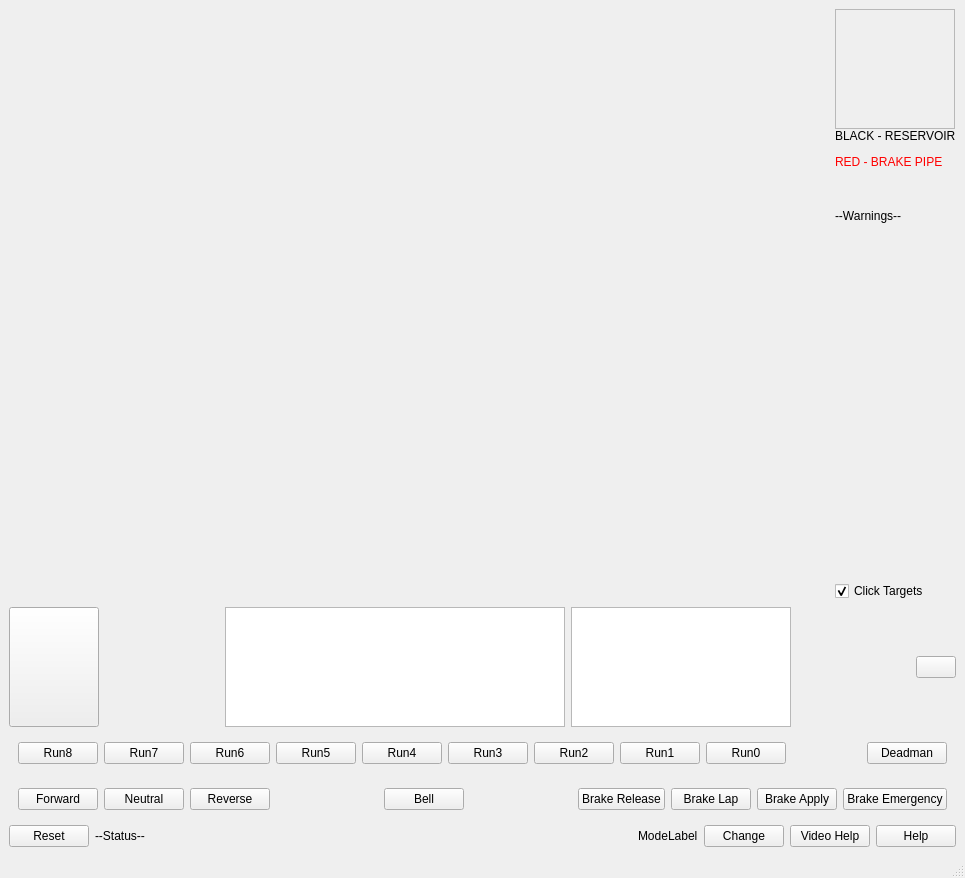
Old version of the form sim_ui4.ui in the repository oualline/trolley.sim.
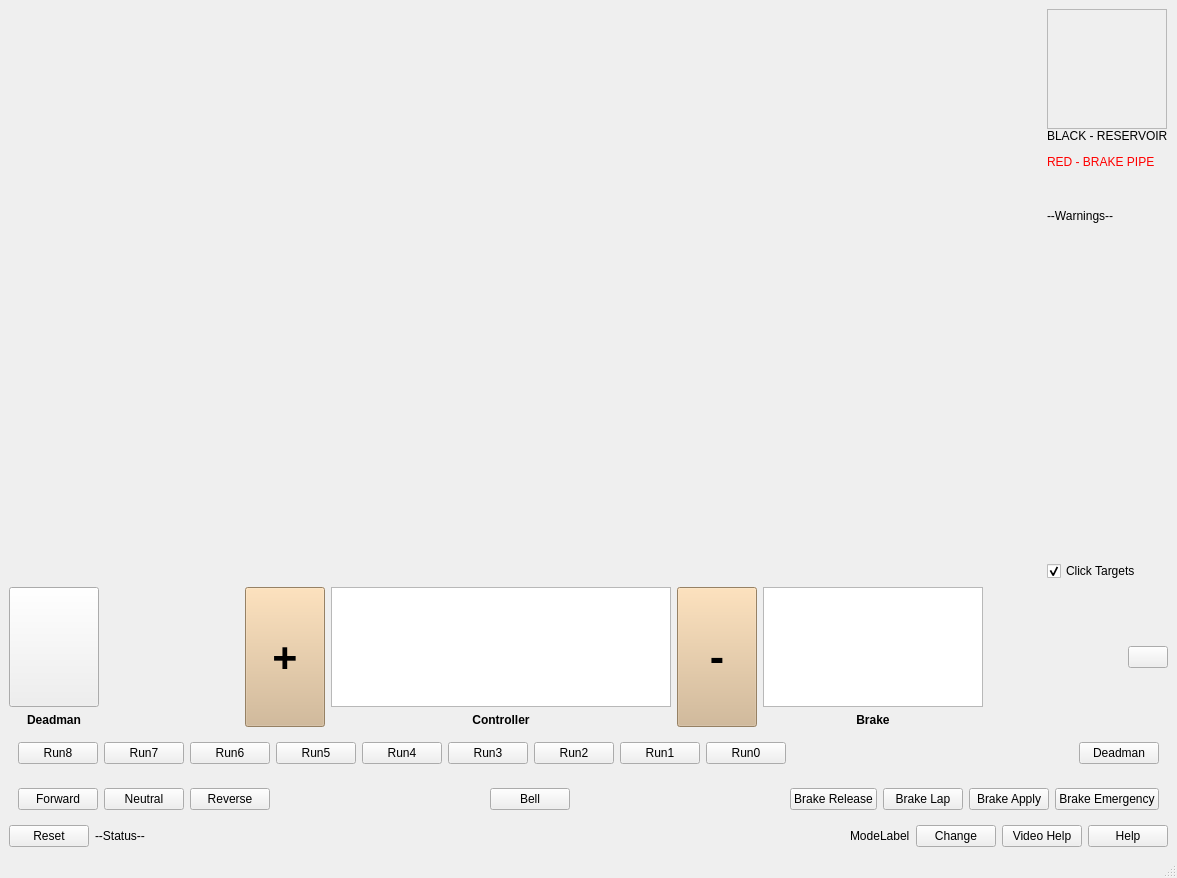
New version of the form. Icons and pictures are not drawn.

Commit message: Reworked UI to include "+" and "-".

```diff
--- a/sim_ui4.ui
+++ b/sim_ui4.ui
@@ -6,7 +6,7 @@
    <rect>
     <x>0</x>
     <y>0</y>
-    <width>965</width>
+    <width>1177</width>
     <height>878</height>
    </rect>
   </property>
@@ -144,6 +144,11 @@
       <item>
        <layout class="QHBoxLayout" name="horizontalLayout_4">
         <item>
+         <layout class="QVBoxLayout" name="DeadmanVerticalLayout">
+          <property name="leftMargin">
+           <number>0</number>
+          </property>
+          <item>
          <widget class="QPushButton" name="DeadmanGraphic">
           <property name="sizePolicy">
            <sizepolicy hsizetype="Fixed" vsizetype="Expanding">
@@ -180,18 +185,64 @@
          </widget>
         </item>
         <item>
+           <widget class="QLabel" name="DeadmanLabel">
+            <property name="font">
+             <font>
+              <weight>75</weight>
+              <bold>true</bold>
+             </font>
+            </property>
+            <property name="text">
+             <string>Deadman</string>
+            </property>
+            <property name="alignment">
+             <set>Qt::AlignCenter</set>
+            </property>
+           </widget>
+          </item>
+         </layout>
+        </item>
+        <item>
          <spacer name="horizontalSpacer_4">
           <property name="orientation">
            <enum>Qt::Horizontal</enum>
           </property>
           <property name="sizeHint" stdset="0">
            <size>
-            <width>0</width>
-            <height>0</height>
+            <width>13</width>
+            <height>13</height>
            </size>
           </property>
          </spacer>
         </item>
+        <item>
+         <widget class="QPushButton" name="PlusButton">
+          <property name="sizePolicy">
+           <sizepolicy hsizetype="Minimum" vsizetype="Expanding">
+            <horstretch>0</horstretch>
+            <verstretch>0</verstretch>
+           </sizepolicy>
+          </property>
+          <property name="font">
+           <font>
+            <pointsize>32</pointsize>
+            <weight>75</weight>
+            <bold>true</bold>
+           </font>
+          </property>
+          <property name="styleSheet">
+           <string notr="true">background-color: tan</string>
+          </property>
+          <property name="text">
+           <string>+</string>
+          </property>
+         </widget>
+        </item>
+        <item>
+         <layout class="QVBoxLayout" name="verticalLayout_2">
+          <property name="leftMargin">
+           <number>0</number>
+          </property>
         <item>
          <widget class="QGraphicsView" name="ControllerGraphicsView">
           <property name="minimumSize">
@@ -209,6 +260,52 @@
          </widget>
         </item>
         <item>
+           <widget class="QLabel" name="ControllerLabel">
+            <property name="font">
+             <font>
+              <weight>75</weight>
+              <bold>true</bold>
+             </font>
+            </property>
+            <property name="text">
+             <string>Controller</string>
+            </property>
+            <property name="alignment">
+             <set>Qt::AlignCenter</set>
+            </property>
+           </widget>
+          </item>
+         </layout>
+        </item>
+        <item>
+         <widget class="QPushButton" name="MinusButton">
+          <property name="sizePolicy">
+           <sizepolicy hsizetype="Minimum" vsizetype="Expanding">
+            <horstretch>0</horstretch>
+            <verstretch>0</verstretch>
+           </sizepolicy>
+          </property>
+          <property name="font">
+           <font>
+            <pointsize>32</pointsize>
+            <weight>75</weight>
+            <bold>true</bold>
+           </font>
+          </property>
+          <property name="styleSheet">
+           <string notr="true">background-color: tan</string>
+          </property>
+          <property name="text">
+           <string>-</string>
+          </property>
+         </widget>
+        </item>
+        <item>
+         <layout class="QVBoxLayout" name="verticalLayout_3">
+          <property name="rightMargin">
+           <number>0</number>
+          </property>
+          <item>
          <widget class="QGraphicsView" name="BrakeGraphicsView">
           <property name="minimumSize">
            <size>
@@ -225,14 +322,32 @@
          </widget>
         </item>
         <item>
+           <widget class="QLabel" name="BrakeLabel">
+            <property name="font">
+             <font>
+              <weight>75</weight>
+              <bold>true</bold>
+             </font>
+            </property>
+            <property name="text">
+             <string>Brake</string>
+            </property>
+            <property name="alignment">
+             <set>Qt::AlignCenter</set>
+            </property>
+           </widget>
+          </item>
+         </layout>
+        </item>
+        <item>
          <spacer name="horizontalSpacer_5">
           <property name="orientation">
            <enum>Qt::Horizontal</enum>
           </property>
           <property name="sizeHint" stdset="0">
            <size>
-            <width>0</width>
-            <height>0</height>
+            <width>13</width>
+            <height>13</height>
            </size>
           </property>
          </spacer>
```
Left out of the diff: 32 changed lines with no effect on the pictures. Lines whose indentation alone changed are shown as unchanged. The commit also changes 2 other files.
